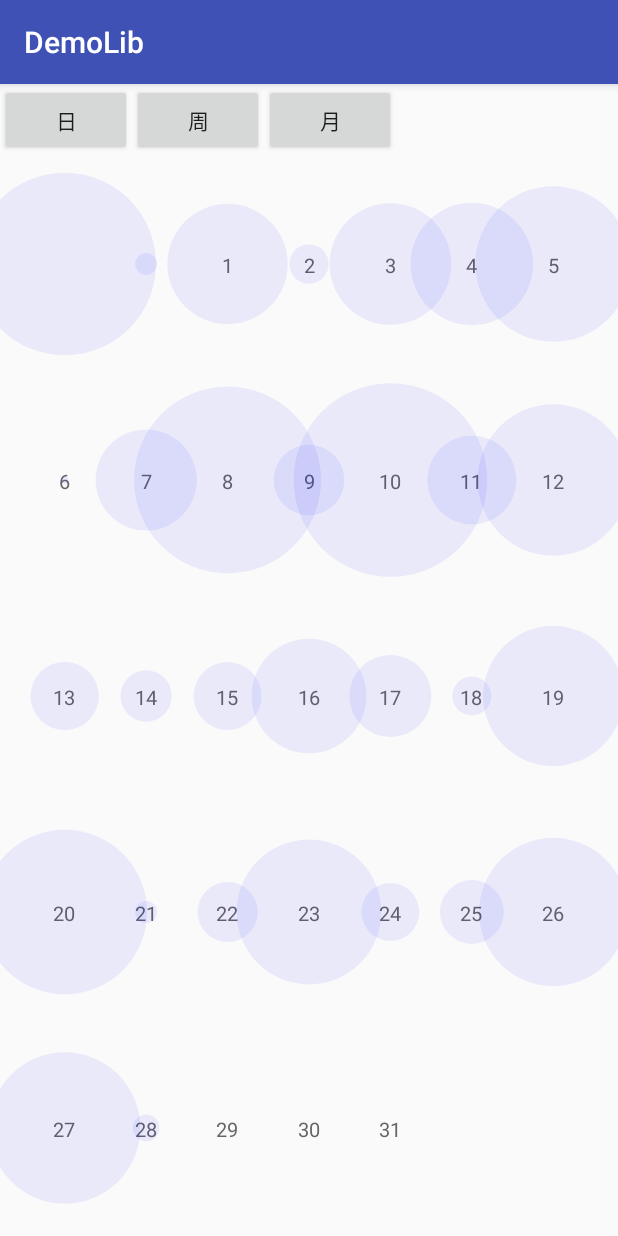
After one commit to blackfrogxxoo/DemoLib, an Android app: the ChartActivity screen opened directly, with no data from a screen before it, on a phone screen of 412 x 824 dp. The commit adds this screen. Run offline under Robolectric (Android 15) with nearby library versions, the phone set to English and light mode, and no system bars.

Commit message:
尝试模仿新版Google Fit的图表，基本实现了周月切换的效果。

```diff
--- a/app/build.gradle
+++ b/app/build.gradle
@@ -26,6 +26,7 @@ android {
 
 dependencies {
     implementation fileTree(include: ['*.jar'], dir: 'libs')
+    implementation 'com.android.support.constraint:constraint-layout:1.1.2'
     testImplementation 'junit:junit:4.12'
     implementation project(':library')
     implementation project(':zxing')
--- /dev/null
+++ b/app/src/main/java/me/black/demolib/ChartActivity.java
@@ -0,0 +1,46 @@
+package me.black.demolib;
+
+import android.os.Bundle;
+import android.support.v7.app.AppCompatActivity;
+import android.widget.Button;
+
+import java.util.ArrayList;
+import java.util.Calendar;
+import java.util.List;
+
+import me.black.demolib.view.chart.Chart;
+import me.black.demolib.view.chart.data.AbstractData;
+import me.black.demolib.view.chart.data.Calory;
+
+public class ChartActivity extends AppCompatActivity {
+
+    @Override
+    protected void onCreate(Bundle savedInstanceState) {
+        super.onCreate(savedInstanceState);
+        setContentView(R.layout.activity_chart);
+        Chart chart = findViewById(R.id.chart);
+        Button btnDay = findViewById(R.id.btn_day);
+        Button btnWeek = findViewById(R.id.btn_week);
+        Button btnMonth = findViewById(R.id.btn_month);
+        btnDay.setOnClickListener(v -> {
+
+        });
+        btnWeek.setOnClickListener(v -> {
+            chart.showMonth(false);
+        });
+        btnMonth.setOnClickListener(v -> {
+            chart.showMonth(true);
+        });
+
+        List<AbstractData> abstractDatas = new ArrayList<>();
+        Calory calory = new Calory();
+        List<Float> floats = new ArrayList<>();
+        for(int i = 0; i < 30; i ++) {
+            floats.add((float) (100f * Math.random()));
+        }
+        calory.setValues(floats);
+        Calendar now = Calendar.getInstance();
+        abstractDatas.add(calory);
+        chart.setData(abstractDatas);
+    }
+}
--- a/app/src/main/java/me/black/demolib/MainActivity.java
+++ b/app/src/main/java/me/black/demolib/MainActivity.java
@@ -63,6 +63,11 @@ public class MainActivity extends AppCompatActivity {
             Intent it = new Intent(this, QRScannerActivity.class);
             startActivity(it);
         });
+        Button btnChart = findViewById(R.id.btn_chart);
+        btnChart.setOnClickListener(v -> {
+            Intent it = new Intent(this, ChartActivity.class);
+            startActivity(it);
+        });
 
         ImageView imageView = findViewById(R.id.iv_test);
 
--- /dev/null
+++ b/app/src/main/java/me/black/demolib/view/chart/Chart.java
@@ -0,0 +1,177 @@
+package me.black.demolib.view.chart;
+
+import android.animation.ValueAnimator;
+import android.content.Context;
+import android.graphics.Canvas;
+import android.graphics.Color;
+import android.graphics.Paint;
+import android.graphics.Point;
+import android.support.annotation.Nullable;
+import android.util.AttributeSet;
+import android.util.Log;
+import android.view.View;
+import android.view.animation.OvershootInterpolator;
+
+import java.util.ArrayList;
+import java.util.Calendar;
+import java.util.List;
+import java.util.Locale;
+
+import me.black.demolib.view.chart.data.AbstractData;
+import me.black.demolib.view.chart.element.DataElement;
+import me.black.demolib.view.chart.element.Element;
+import me.black.library.util.DeviceUtil;
+
+public class Chart extends View {
+    private static final String TAG = "Chart";
+    private static final float PADDING = DeviceUtil.dp2px(16);
+    private float width, height;
+    private List<Element> elements;
+    private Paint paint;
+    private Paint textPaint;
+    private Calendar calendar;
+    private Point[] positions;
+    private boolean isMonth = true;
+    private float fraction = 1.0f;
+
+    public Chart(Context context, @Nullable AttributeSet attrs) {
+        super(context, attrs);
+        paint = new Paint(Paint.ANTI_ALIAS_FLAG);
+        paint.setColor(Color.parseColor("#110000ff"));
+        textPaint = new Paint(Paint.ANTI_ALIAS_FLAG);
+        textPaint.setColor(Color.parseColor("#666666"));
+        textPaint.setTextSize(DeviceUtil.dp2px(13));
+        calendar = Calendar.getInstance(Locale.CHINA);
+        calendar.setFirstDayOfWeek(Calendar.MONDAY);
+    }
+
+    @Override
+    protected void onMeasure(int widthMeasureSpec, int heightMeasureSpec) {
+        super.onMeasure(widthMeasureSpec, heightMeasureSpec);
+        width = getMeasuredWidth();
+        height = getMeasuredHeight();
+    }
+
+    @Override
+    protected void onDraw(Canvas canvas) {
+        super.onDraw(canvas);
+        drawCoordinate(canvas);
+        drawElements(canvas, fraction);
+    }
+
+    private void drawCoordinate(Canvas canvas) {
+        // TODO 月历、周历、日历
+        if(isMonth) {
+            // 判断当前状态，计算每个元素的位置，并下发到元素
+            Log.i(TAG, "===============================");
+            Log.i(TAG, "drawCoordinate: " + calendar.get(Calendar.DAY_OF_MONTH));
+            Log.i(TAG, "drawCoordinate: " + calendar.get(Calendar.DAY_OF_WEEK));
+            Log.i(TAG, "drawCoordinate: " + calendar.get(Calendar.WEEK_OF_MONTH));
+            Log.i(TAG, "drawCoordinate: " + calendar.get(Calendar.HOUR_OF_DAY));
+            int year = calendar.get(Calendar.YEAR);
+            int month = calendar.get(Calendar.MONTH); // 月份+1
+            int today = calendar.get(Calendar.DAY_OF_MONTH);
+            String week = calendar.getDisplayName(Calendar.DAY_OF_WEEK, Calendar.LONG, Locale.CHINA);
+            int firstDay = calendar.getActualMinimum(Calendar.DAY_OF_MONTH);
+            int lastDay = calendar.getActualMaximum(Calendar.DAY_OF_MONTH);
+            Log.i(TAG, "drawCoordinate: " + year + "-" + (month + 1) + "-" + today + "-" + week);
+            calendar.set(year, month, firstDay);
+            Log.i(TAG, "===============================");
+            Log.i(TAG, "drawCoordinate: " + calendar.get(Calendar.DAY_OF_MONTH));
+            Log.i(TAG, "drawCoordinate: " + calendar.get(Calendar.DAY_OF_WEEK));
+            Log.i(TAG, "drawCoordinate: " + calendar.get(Calendar.WEEK_OF_MONTH));
+            Log.i(TAG, "drawCoordinate: " + calendar.get(Calendar.HOUR_OF_DAY));
+
+            year = calendar.get(Calendar.YEAR);
+            month = calendar.get(Calendar.MONTH); // 月份+1
+            today = calendar.get(Calendar.DAY_OF_MONTH); // 日+1
+            today = calendar.get(Calendar.DAY_OF_MONTH); // 日+1
+            week = calendar.getDisplayName(Calendar.DAY_OF_WEEK, Calendar.LONG, Locale.CHINA);
+            Log.i(TAG, "drawCoordinate: " + year + "-" + (month + 1) + "-" + today + "-" + week);
+            int firstDayOfWeek = calendar.get(Calendar.DAY_OF_WEEK) - 1;
+            calendar.set(year, month, lastDay);
+            Log.i(TAG, "===============================");
+            Log.i(TAG, "drawCoordinate: " + calendar.get(Calendar.DAY_OF_MONTH));
+            Log.i(TAG, "drawCoordinate: " + calendar.get(Calendar.DAY_OF_WEEK));
+            Log.i(TAG, "drawCoordinate: " + calendar.get(Calendar.WEEK_OF_MONTH));
+            Log.i(TAG, "drawCoordinate: " + calendar.get(Calendar.HOUR_OF_DAY));
+            year = calendar.get(Calendar.YEAR);
+            month = calendar.get(Calendar.MONTH); // 月份+1
+            today = calendar.get(Calendar.DAY_OF_MONTH); // 日+1
+            week = calendar.getDisplayName(Calendar.DAY_OF_WEEK, Calendar.LONG, Locale.CHINA);
+            Log.i(TAG, "drawCoordinate: " + year + "-" + (month + 1) + "-" + today + "-" + week);
+            int lastDayOfWeek = calendar.get(Calendar.DAY_OF_WEEK);
+            int weekCount = calendar.get(Calendar.WEEK_OF_MONTH);
+            calendar.set(year, month, today);
+            positions = new Point[lastDay];
+            for (int i = firstDay; i <= lastDay; i++) {
+                calendar.set(Calendar.DAY_OF_MONTH, i);
+                positions[i - 1] = new Point();
+                positions[i - 1].x = (int) (-(width - 2 * PADDING) / 14 + PADDING + (width - 2 * PADDING) / 7 * (calendar.get(Calendar.DAY_OF_WEEK) - 1 == 0 ? 7 : calendar.get(Calendar.DAY_OF_WEEK) - 1));
+                positions[i - 1].y = (int) (height / (2 * weekCount) + height / weekCount * (calendar.get(Calendar.WEEK_OF_MONTH) - 1));
+                float textWidth = textPaint.measureText("" + i);
+                canvas.drawText("" + i, positions[i - 1].x - textWidth / 2, positions[i - 1].y + DeviceUtil.dp2px(6), textPaint);
+            }
+        } else {
+            for(int i = 1; i <= 7; i ++) {
+                String text = getWeekDayString(i);
+                float textWidth = textPaint.measureText(text);
+                canvas.drawText(text, width / 14 + width / 7 * (i - 1) - textWidth / 2, height * 1 / 2 + DeviceUtil.dp2px(15), textPaint);
+            }
+        }
+    }
+
+    private static String getWeekDayString(int index) {
+        switch (index) {
+            case 1:
+                return "星期一";
+            case 2:
+                return "星期二";
+            case 3:
+                return "星期三";
+            case 4:
+                return "星期四";
+            case 5:
+                return "星期五";
+            case 6:
+                return "星期六";
+            case 7:
+                return "星期日";
+        }
+        return "";
+    }
+
+    private void drawElements(Canvas canvas, float fraction) {
+        for(Element element : elements) {
+            element.setRect(0, 0, width, height);
+            element.setFraction(fraction);
+            element.onDraw(canvas);
+        }
+    }
+
+    public void setData(List<AbstractData> data) {
+        elements = new ArrayList<>();
+        for(AbstractData item : data) {
+            Element element = new DataElement(paint, item);
+            elements.add(element);
+        }
+        invalidate();
+    }
+
+    public void showMonth(boolean show) {
+        if(isMonth != show) {
+            isMonth = show;
+            ValueAnimator valueAnimator = ValueAnimator.ofFloat(0f, 1f);
+            valueAnimator.addUpdateListener(animation -> {
+                if(show) {
+                    fraction = animation.getAnimatedFraction();
+                } else {
+                    fraction = 1 - animation.getAnimatedFraction();
+                }
+                invalidate();
+            });
+            valueAnimator.setInterpolator(new OvershootInterpolator());
+            valueAnimator.start();
+        }
+    }
+}
--- /dev/null
+++ b/app/src/main/java/me/black/demolib/view/chart/TimeRange.java
@@ -0,0 +1,5 @@
+package me.black.demolib.view.chart;
+
+public class TimeRange {
+    private float x, y;
+}
--- /dev/null
+++ b/app/src/main/java/me/black/demolib/view/chart/data/AbstractData.java
@@ -0,0 +1,33 @@
+package me.black.demolib.view.chart.data;
+
+import java.util.List;
+
+import me.black.demolib.view.chart.TimeRange;
+
+public abstract class AbstractData {
+
+    private TimeRange timeRange;
+    private List<Float> values;
+
+    public List<Float> getValues() {
+        return values;
+    }
+
+    public void setValues(List<Float> value) {
+        this.values = value;
+    }
+
+    abstract String unitName();
+
+    public String getUnitName() {
+        return unitName();
+    }
+
+    public TimeRange getTimeRange() {
+        return timeRange;
+    }
+
+    public void setTimeRange(TimeRange timeRange) {
+        this.timeRange = timeRange;
+    }
+}
--- /dev/null
+++ b/app/src/main/java/me/black/demolib/view/chart/data/Calory.java
@@ -0,0 +1,8 @@
+package me.black.demolib.view.chart.data;
+
+public class Calory extends AbstractData {
+    @Override
+    String unitName() {
+        return "kCal";
+    }
+}
--- /dev/null
+++ b/app/src/main/java/me/black/demolib/view/chart/data/MovementDistance.java
@@ -0,0 +1,8 @@
+package me.black.demolib.view.chart.data;
+
+public class MovementDistance extends AbstractData {
+    @Override
+    String unitName() {
+        return "公里";
+    }
+}
--- /dev/null
+++ b/app/src/main/java/me/black/demolib/view/chart/element/DataElement.java
@@ -0,0 +1,77 @@
+package me.black.demolib.view.chart.element;
+
+import android.graphics.Canvas;
+import android.graphics.Paint;
+import android.graphics.RectF;
+
+import java.util.List;
+
+import me.black.demolib.view.chart.data.AbstractData;
+import me.black.library.util.DeviceUtil;
+
+public class DataElement extends Element {
+    private static final int MIN_COLUMN_WIDTH = 16;
+    private static final int MIN_COLUMN_RADIUS = 8;
+    private static final int MONTH_PADDING = 16;
+    RectF rectF;
+
+    public DataElement(Paint paint, AbstractData data) {
+        super(paint, data);
+    }
+
+    @Override
+    public void onDraw(Canvas canvas) {
+        List<Float> values = data.getValues();
+        int i = 0;
+        for(Float value : values) {
+            float width = (right - left) - 2 * DeviceUtil.dp2px(MONTH_PADDING) * fraction;
+            float height = bottom - top;
+            // 7 * 5
+
+            if(i / 7 == 1) { // 第二周
+                float cx = DeviceUtil.dp2px(MONTH_PADDING) * fraction + width / 14 + width / 7 * (i % 7);
+                float cy = height / 10 + height / 5 * (i / 7) + (1 - fraction) * (height / 5 - 1.5f * value);
+                // 模拟变形
+                float radius = getRadius(value);
+//            canvas.drawCircle(cx, cy, radius, paint);
+                RectF rectF = getRectF(value, cx, cy);
+                paint.setAlpha((int) ((1 - fraction < 0 ? 0 : 1 - fraction) * 100 + 17));
+                canvas.drawRoundRect(rectF, radius, radius, paint);
+            } else {
+                float cx = DeviceUtil.dp2px(MONTH_PADDING) + width / 14 + width / 7 * (i % 7);
+                float cy = height / 10 + height / 5 * (i / 7);
+                // 模拟消失
+                paint.setAlpha(17);
+                canvas.drawCircle(cx, cy, fraction * value, paint);
+            }
+            i++;
+        }
+    }
+
+    /**
+     * 0.0 ~ 1.0： 2dp ~ value
+     * @param value
+     * @return
+     */
+    private float getRadius(float value) {
+        return fraction * (value - MIN_COLUMN_RADIUS) + MIN_COLUMN_RADIUS;
+    }
+
+    /**
+     * 0.0 ~ 1.0: 4dp * value ~ value * value
+     * @param value
+     * @param cx
+     * @param cy
+     * @return
+     */
+    private RectF getRectF(float value, float cx, float cy) {
+        float dx = fraction * (value - DeviceUtil.dp2px(MIN_COLUMN_WIDTH / 2)) + DeviceUtil.dp2px(MIN_COLUMN_WIDTH / 2);
+        float dy = -0.5f * (1 - fraction) * value;
+        if(rectF == null) {
+            rectF = new RectF(cx - dx, cy - (value - dy), cx + dx, cy + (value - dy));
+        } else {
+            rectF.set(cx - dx, cy - (value - dy), cx + dx, cy + (value - dy));
+        }
+        return rectF;
+    }
+}
--- /dev/null
+++ b/app/src/main/java/me/black/demolib/view/chart/element/Element.java
@@ -0,0 +1,31 @@
+package me.black.demolib.view.chart.element;
+
+import android.graphics.Paint;
+
+import me.black.demolib.view.chart.data.AbstractData;
+
+public abstract class Element implements IDraw {
+    protected Paint paint;
+    protected float left, top, right, bottom;
+    protected AbstractData data;
+    protected float fraction; // 0.0(柱状) ~ 1.0(圆形)
+
+    public Element(Paint paint, AbstractData data) {
+        this.paint = paint;
+        this.data = data;
+    }
+
+    @Override
+    public void setRect(float left, float top, float right, float bottom) {
+        this.left = left;
+        this.top = top;
+        this.right = right;
+        this.bottom = bottom;
+    }
+
+    @Override
+    public void setFraction(float fraction) {
+        this.fraction = fraction;
+    }
+
+}
--- /dev/null
+++ b/app/src/main/java/me/black/demolib/view/chart/element/IDraw.java
@@ -0,0 +1,12 @@
+package me.black.demolib.view.chart.element;
+
+import android.graphics.Canvas;
+
+/**
+ * 图表内绘制的元素接口
+ */
+public interface IDraw {
+    void onDraw(Canvas canvas);
+    void setRect(float left, float top, float right, float bottom);
+    void setFraction(float fraction);
+}
--- /dev/null
+++ b/app/src/main/res/layout/activity_chart.xml
@@ -0,0 +1,32 @@
+<?xml version="1.0" encoding="utf-8"?>
+<RelativeLayout xmlns:android="http://schemas.android.com/apk/res/android"
+    xmlns:tools="http://schemas.android.com/tools"
+    android:layout_width="match_parent"
+    android:layout_height="match_parent"
+    tools:context=".ChartActivity">
+
+    <Button
+        android:id="@+id/btn_day"
+        android:layout_width="wrap_content"
+        android:layout_height="wrap_content"
+        android:text="日" />
+    <Button
+        android:id="@+id/btn_week"
+        android:layout_width="wrap_content"
+        android:layout_height="wrap_content"
+        android:layout_toRightOf="@+id/btn_day"
+        android:text="周" />
+
+    <Button
+        android:id="@+id/btn_month"
+        android:layout_width="wrap_content"
+        android:layout_height="wrap_content"
+        android:layout_toRightOf="@+id/btn_week"
+        android:text="月" />
+
+    <me.black.demolib.view.chart.Chart
+        android:id="@+id/chart"
+        android:layout_width="match_parent"
+        android:layout_height="match_parent"
+        android:layout_below="@+id/btn_day"/>
+</RelativeLayout>
--- a/app/src/main/res/layout/activity_main.xml
+++ b/app/src/main/res/layout/activity_main.xml
@@ -23,6 +23,12 @@
         android:layout_height="wrap_content"
         android:layout_toRightOf="@+id/btn_http"
         android:text="zxing" />
+    <Button
+        android:id="@+id/btn_chart"
+        android:layout_width="wrap_content"
+        android:layout_height="wrap_content"
+        android:layout_toRightOf="@+id/btn_zxing"
+        android:text="chart" />
 
     <ImageView
         android:id="@+id/iv_test"
--- /dev/null
+++ b/library/src/main/java/me/black/library/util/DeviceUtil.java
@@ -0,0 +1,9 @@
+package me.black.library.util;
+
+import me.black.library.LibApp;
+
+public class DeviceUtil {
+    public static int dp2px(float dp) {
+        return (int) (LibApp.getContext().getResources().getDisplayMetrics().density * dp + 0.5f);
+    }
+}
```
Also changed, not shown: app/src/main/AndroidManifest.xml (+4 -4 lines).
